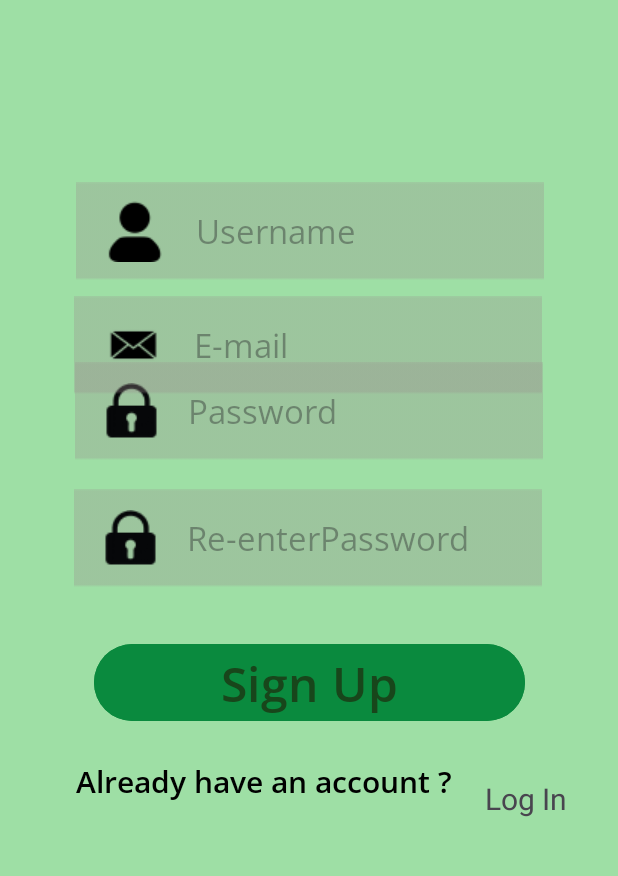
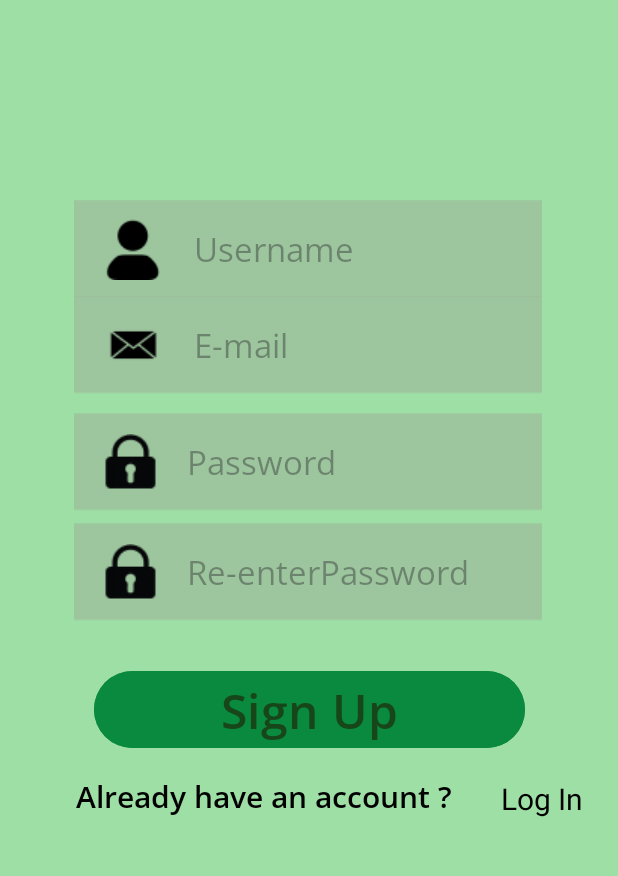
Before and after one commit to Sashinitharu/ToDo-Application, an Android app: the RegisterActivity screen opened directly, with no data from a screen before it, on a phone screen of 412 x 824 dp, the part 314-1190 px from its top. Run offline under Robolectric (Android 15) with nearby library versions, the phone set to English and light mode, and no system bars; Roboto replaces fonts that are not available here.

Commit message:
initial commit

```diff
--- a/app/src/main/java/com/example/finaltodo/SplashActivity.java
+++ b/app/src/main/java/com/example/finaltodo/SplashActivity.java
@@ -27,16 +27,15 @@ public class SplashActivity extends AppCompatActivity {
         fadeIn = AnimationUtils.loadAnimation(this, R.anim.fade_in);
 
         gCircle = findViewById(R.id.topCircleImage);
-        d_it = findViewById(R.id.bottomImage);
         logo = findViewById(R.id.logo1);
 
         logo.setVisibility(View.VISIBLE);
 
         gCircle.setVisibility(View.VISIBLE);
-        d_it.setVisibility(View.VISIBLE);
+        //d_it.setVisibility(View.VISIBLE);
 
         gCircle.startAnimation(topAnime);
-        d_it.startAnimation(bottomAnime);
+        //d_it.startAnimation(bottomAnime);
 
         topAnime.setAnimationListener(new Animation.AnimationListener() {
             @Override
--- a/app/src/main/res/layout/activity_edit_profile_dialog.xml
+++ b/app/src/main/res/layout/activity_edit_profile_dialog.xml
@@ -12,6 +12,7 @@
         android:layout_marginTop="28dp"
         android:background="@color/main_bg"
         android:hint="Username"
+        android:textColor="@color/black"
         app:layout_constraintEnd_toEndOf="parent"
         app:layout_constraintHorizontal_bias="0.0"
         app:layout_constraintStart_toStartOf="parent"
@@ -24,6 +25,7 @@
         android:layout_marginTop="28dp"
         android:background="@color/main_bg"
         android:hint="Email"
+        android:textColor="@color/black"
         app:layout_constraintEnd_toEndOf="parent"
         app:layout_constraintHorizontal_bias="0.0"
         app:layout_constraintStart_toStartOf="parent"
--- a/app/src/main/res/layout/activity_register.xml
+++ b/app/src/main/res/layout/activity_register.xml
@@ -29,14 +29,15 @@
         android:paddingEnd="20dp"
         android:password="true"
         android:textAlignment="viewStart"
-        android:textColor="#96000000"
+        android:textColor="@color/black"
         android:textSize="22sp"
         app:layout_constraintBottom_toBottomOf="parent"
         app:layout_constraintEnd_toEndOf="parent"
+        app:layout_constraintHorizontal_bias="0.494"
         app:layout_constraintStart_toStartOf="parent"
         app:layout_constraintTop_toTopOf="parent"
-        app:layout_constraintVertical_bias="0.621"
-        app:passwordToggleEnabled= "true"
+        app:layout_constraintVertical_bias="0.671"
+        app:passwordToggleEnabled="true"
         tools:ignore="Deprecated,DuplicateIds,HardcodedText,NotSibling,TextFields,VisualLintOverlap" />
 
     <EditText
@@ -55,7 +56,7 @@
         android:inputType="textEmailAddress"
         android:paddingStart="20dp"
         android:textAlignment="viewStart"
-        android:textColor="#96000000"
+        android:textColor="@color/black"
         android:textSize="22sp"
         app:layout_constraintBottom_toBottomOf="parent"
         app:layout_constraintEnd_toEndOf="parent"
@@ -82,21 +83,21 @@
         android:paddingEnd="20dp"
         android:password="true"
         android:textAlignment="viewStart"
-        android:textColor="#96000000"
+        android:textColor="@color/black"
         android:textSize="22sp"
         app:layout_constraintBottom_toBottomOf="parent"
         app:layout_constraintEnd_toEndOf="parent"
         app:layout_constraintHorizontal_bias="0.494"
         app:layout_constraintStart_toStartOf="parent"
         app:layout_constraintTop_toTopOf="parent"
-        app:layout_constraintVertical_bias="0.722"
+        app:layout_constraintVertical_bias="0.754"
         tools:ignore="Deprecated,DuplicateIds,HardcodedText,NotSibling,TextFields,VisualLintOverlap" />
 
     <EditText
         android:id="@+id/editTextRegUsername"
         android:layout_width="wrap_content"
         android:layout_height="wrap_content"
-        android:layout_marginBottom="428dp"
+        android:layout_marginBottom="416dp"
         android:autofillHints=""
         android:background="@drawable/ashrectangle"
         android:backgroundTint="#519A8E8E"
@@ -108,11 +109,11 @@
         android:inputType="text"
         android:paddingStart="20dp"
         android:textAlignment="viewStart"
-        android:textColor="#96000000"
+        android:textColor="@color/black"
         android:textSize="22sp"
         app:layout_constraintBottom_toBottomOf="parent"
         app:layout_constraintEnd_toEndOf="parent"
-        app:layout_constraintHorizontal_bias="0.505"
+        app:layout_constraintHorizontal_bias="0.494"
         app:layout_constraintStart_toStartOf="parent"
         tools:ignore="DuplicateIds,HardcodedText,RtlSymmetry" />
 
@@ -161,11 +162,12 @@
         android:fontFamily="@font/alike"
         android:text="Log In"
         android:textAlignment="center"
+        android:textColor="@color/black"
         android:textColorHighlight="#0E2610"
         android:textSize="20sp"
         app:layout_constraintBottom_toBottomOf="parent"
         app:layout_constraintEnd_toEndOf="parent"
-        app:layout_constraintHorizontal_bias="0.95"
+        app:layout_constraintHorizontal_bias="0.984"
         app:layout_constraintStart_toStartOf="parent"
         tools:ignore="HardcodedText,MissingConstraints,NotSibling,TextSizeCheck" />
 
--- a/app/src/main/res/layout/dialoglogout.xml
+++ b/app/src/main/res/layout/dialoglogout.xml
@@ -13,6 +13,7 @@
         android:layout_width="match_parent"
         android:layout_height="wrap_content"
         android:layout_marginTop="16dp"
+        android:textColor="@color/black"
         android:fontFamily="@font/open_sans"
         android:text="     Really want to logout ?"
         android:textSize="16sp" />
--- a/gradle.properties
+++ b/gradle.properties
@@ -19,3 +19,4 @@ android.useAndroidX=true
 # resources declared in the library itself and none from the library's dependencies,
 # thereby reducing the size of the R class for that library
 android.nonTransitiveRClass=true
+org.gradle.configuration-cache=true
```
Also changed, not shown: app/src/main/AndroidManifest.xml (+6 -1 lines), app/src/main/res/layout/activity_login.xml (+5 -4 lines), app/src/main/res/layout/activity_profile.xml (+7 -3 lines), app/src/main/res/layout/activity_splash.xml (+0 -15 lines), app/src/main/res/drawable/dev.png (added).
